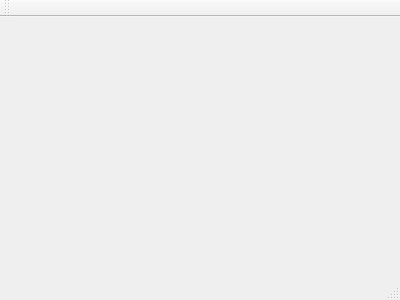
This is AppNewWorld/gestionFichier/mainwindow.ui in jouffreautheo/AppNewWorldQt as Qt 5 draws it before an edit. The edited form follows.
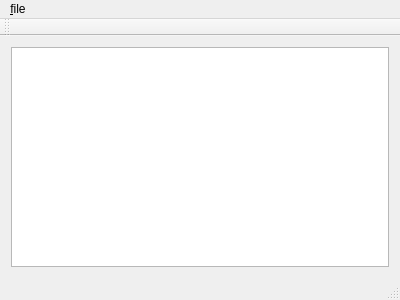
This is the edited form.

The edit to the form file:
```diff
--- a/AppNewWorld/gestionFichier/mainwindow.ui
+++ b/AppNewWorld/gestionFichier/mainwindow.ui
@@ -12,13 +12,52 @@
   <property name="windowTitle" >
    <string>MainWindow</string>
   </property>
-  <widget class="QMenuBar" name="menuBar" />
-  <widget class="QToolBar" name="mainToolBar" />
-  <widget class="QWidget" name="centralWidget" />
-  <widget class="QStatusBar" name="statusBar" />
+  <widget class="QWidget" name="centralWidget">
+   <layout class="QHBoxLayout" name="horizontalLayout">
+    <item>
+     <widget class="QTextEdit" name="textEdit"/>
+    </item>
+   </layout>
+  </widget>
+  <widget class="QMenuBar" name="menuBar">
+   <property name="geometry">
+    <rect>
+     <x>0</x>
+     <y>0</y>
+     <width>400</width>
+     <height>27</height>
+    </rect>
+   </property>
+   <widget class="QMenu" name="menu_file">
+    <property name="title">
+     <string>&amp;file</string>
+    </property>
+    <addaction name="action_open"/>
+    <addaction name="action_Save_as"/>
+   </widget>
+   <addaction name="menu_file"/>
+  </widget>
+  <widget class="QToolBar" name="mainToolBar">
+   <attribute name="toolBarArea">
+    <enum>TopToolBarArea</enum>
+   </attribute>
+   <attribute name="toolBarBreak">
+    <bool>false</bool>
+   </attribute>
+  </widget>
+  <widget class="QStatusBar" name="statusBar"/>
+  <action name="action_open">
+   <property name="text">
+    <string>&amp;open</string>
+   </property>
+  </action>
+  <action name="action_Save_as">
+   <property name="text">
+    <string>&amp;Save as</string>
+   </property>
+  </action>
  </widget>
- <layoutDefault spacing="6" margin="11" />
- <pixmapfunction></pixmapfunction>
+ <layoutdefault spacing="6" margin="11"/>
  <resources/>
  <connections/>
 </ui>
```
Left out of the diff: 7 changed lines with no effect on the pictures.
